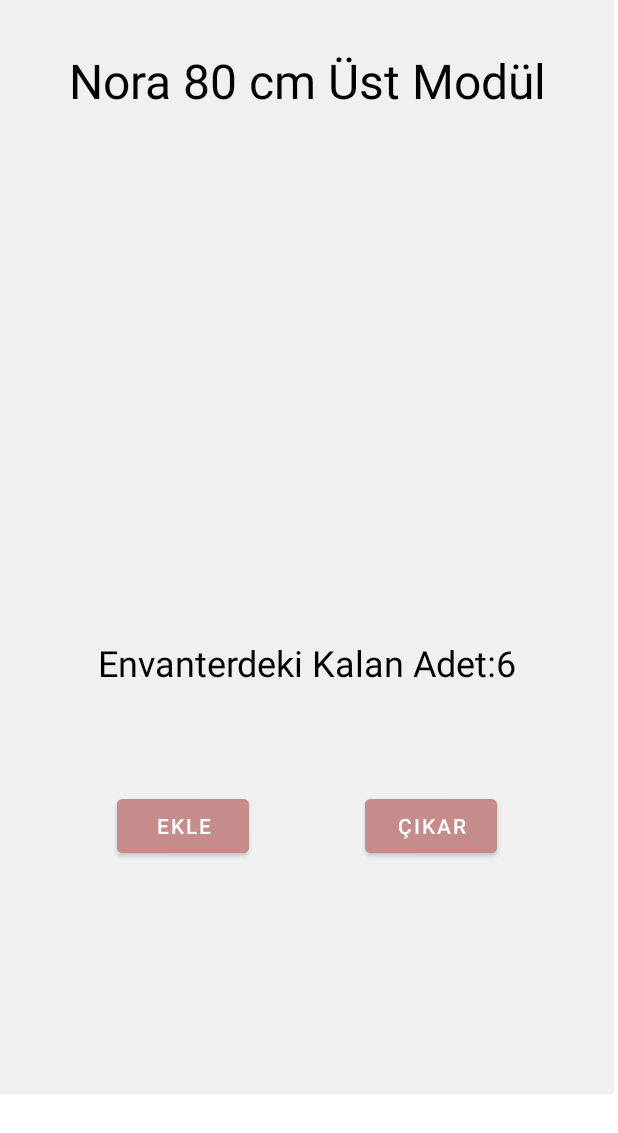
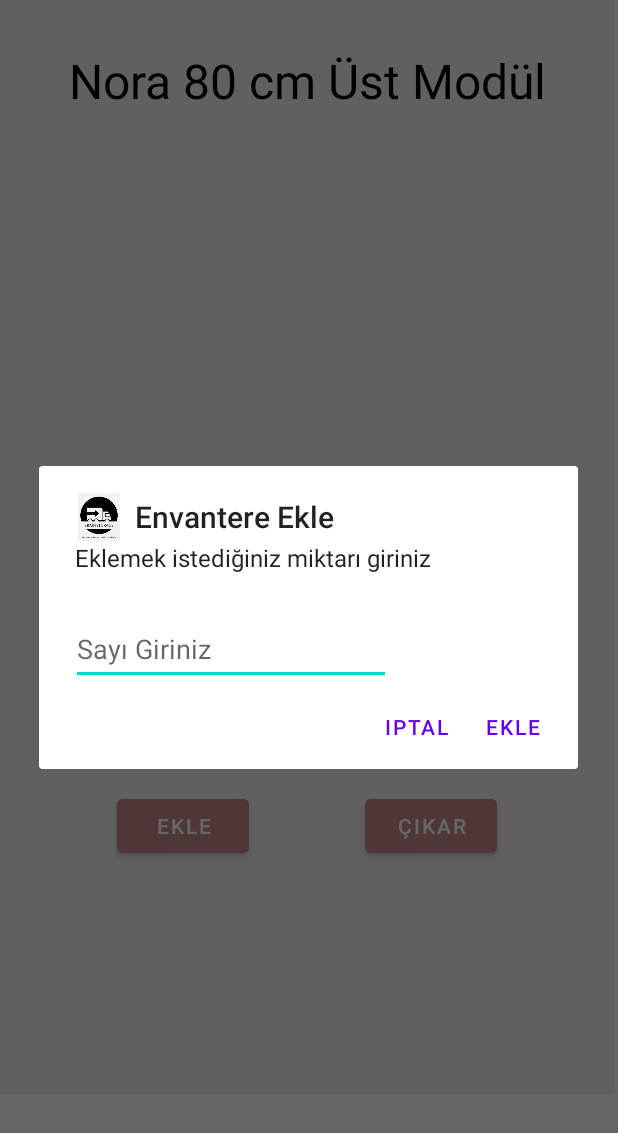
Before and after one commit to hakanoguz33/BrainStoragev3, an Android app: the fragment productPageFragment placed in its activity, after a tap on "EKLE", on a phone screen of 412 x 824 dp. Shown: the top 1133 px of the screen. Run offline under Robolectric (Android 15) with nearby library versions, the phone set to English and light mode, and no system bars; 1 statement that could not run was skipped.

Commit message:
ekle ve çıkar butonları için alertview yazıldı

```diff
--- a/app/src/main/java/com/hakanoguz33/brainstoragev3/views/productPageFragment.kt
+++ b/app/src/main/java/com/hakanoguz33/brainstoragev3/views/productPageFragment.kt
@@ -1,10 +1,12 @@
 package com.hakanoguz33.brainstoragev3.views
 
+import android.app.AlertDialog
 import android.os.Bundle
 import android.util.Log
 import android.view.LayoutInflater
 import android.view.View
 import android.view.ViewGroup
+import android.widget.EditText
 import android.widget.ImageView
 import androidx.fragment.app.Fragment
 import com.hakanoguz33.brainstoragev3.R
@@ -40,12 +42,45 @@ class productPageFragment : Fragment() {
         view.productPageUrunSayiTextView.text = "Envanterdeki Kalan Adet:${urun.envanter_sayisi.toString()}"
 
         view.ekleButton.setOnClickListener {
-            vt?.let { it1 -> urunDBdao().envanterArttır(it1,1,urun.id) }
-            onViewCreated(view,savedInstanceState)
+            val tasarim = layoutInflater.inflate(R.layout.alertview_tasarim,null)
+            val ad = AlertDialog.Builder(context)
+            val edittextAlert = tasarim.findViewById(R.id.editTextAlert) as EditText
+            ad.setView(tasarim)
+            ad.setMessage("Eklemek istediğiniz miktarı giriniz")
+            ad.setTitle("Envantere Ekle")
+            ad.setIcon(R.mipmap.brainstorage_launcher_foreground)
+
+            ad.setPositiveButton("Ekle"){ dialogInterface, i ->
+                val editableToString = edittextAlert.text.toString()
+                vt?.let { it1 -> urunDBdao().envanterArttır(it1,editableToString.toInt(),urun.id) }
+                onViewCreated(view,savedInstanceState)
+            }
+
+            ad.setNegativeButton("Iptal"){ dialogInterface, i->
+                //do nothing
+            }
+
+            ad.create().show()
         }
-        view.cikarButton.setOnClickListener {
-            vt?.let { it1 -> urunDBdao().envanterAzalt(it1,1,urun.id) }
-            onViewCreated(view,savedInstanceState)
+        view.cikarButton.setOnClickListener {val tasarim = layoutInflater.inflate(R.layout.alertview_tasarim,null)
+            val ad = AlertDialog.Builder(context)
+            val edittextAlert = tasarim.findViewById(R.id.editTextAlert) as EditText
+            ad.setView(tasarim)
+            ad.setMessage("Çıkarmak istediğiniz miktarı giriniz")
+            ad.setTitle("Envanterden Çıkar")
+            ad.setIcon(R.mipmap.brainstorage_launcher_foreground)
+
+            ad.setPositiveButton("Çıkar"){ dialogInterface, i ->
+                val editableToString = edittextAlert.text.toString()
+                vt?.let { it1 -> urunDBdao().envanterAzalt(it1,editableToString.toInt(),urun.id) }
+                onViewCreated(view,savedInstanceState)
+            }
+
+            ad.setNegativeButton("Iptal"){ dialogInterface, i->
+                //do nothing
+            }
+
+            ad.create().show()
         }
     }
 }
--- /dev/null
+++ b/app/src/main/res/layout/alertview_tasarim.xml
@@ -0,0 +1,21 @@
+<?xml version="1.0" encoding="utf-8"?>
+<androidx.constraintlayout.widget.ConstraintLayout xmlns:android="http://schemas.android.com/apk/res/android"
+    xmlns:app="http://schemas.android.com/apk/res-auto"
+    android:layout_width="match_parent"
+    android:layout_height="70dp">
+
+    <EditText
+        android:id="@+id/editTextAlert"
+        android:layout_width="wrap_content"
+        android:layout_height="wrap_content"
+        android:ems="10"
+        android:hint="Sayı Giriniz"
+        android:inputType="textPersonName|numberDecimal"
+        android:minHeight="48dp"
+        app:layout_constraintBottom_toBottomOf="parent"
+        app:layout_constraintEnd_toEndOf="parent"
+        app:layout_constraintHorizontal_bias="0.144"
+        app:layout_constraintStart_toStartOf="parent"
+        app:layout_constraintTop_toTopOf="parent"
+        app:layout_constraintVertical_bias="0.504" />
+</androidx.constraintlayout.widget.ConstraintLayout>
```
